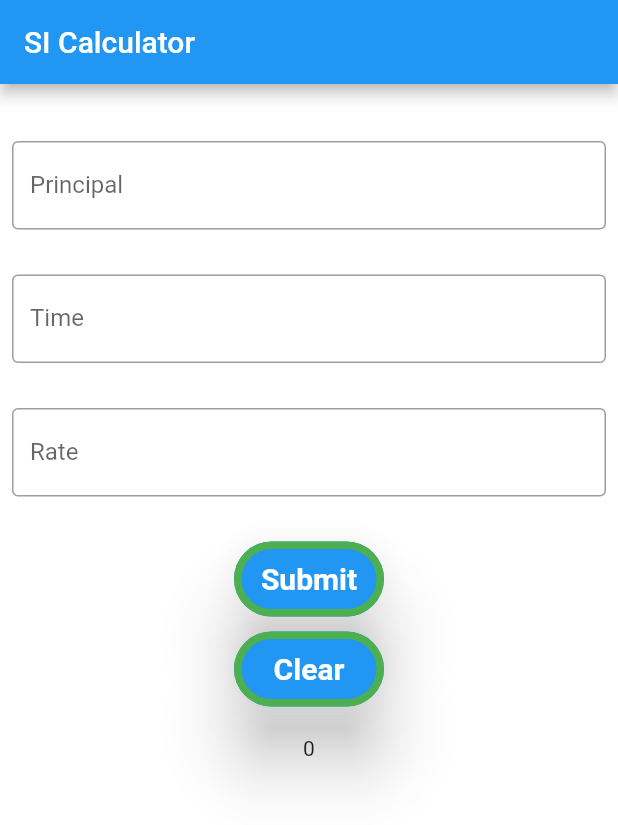
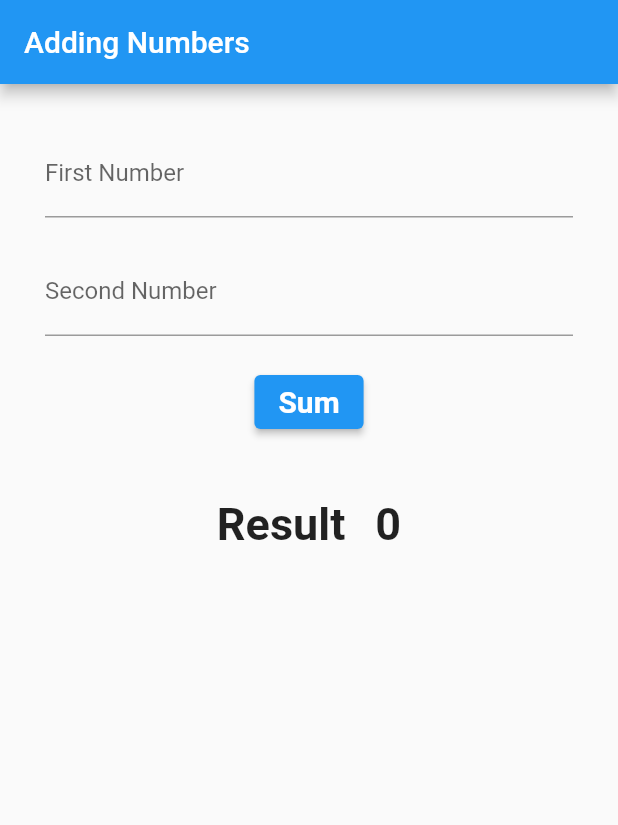
Before and after one commit to ajaypurbe/Flutter, a Flutter app: the screen it shows after launch, on a phone screen of 412 x 824 dp. Shown: the top 825 px of the screen. Run offline on Flutter 3.47's test engine with Material 2 defaults, Android fonts, the phone set to English and light mode, and no system bars.

Commit message:
add numbers

```diff
--- a/lib/main.dart
+++ b/lib/main.dart
@@ -1,5 +1,6 @@
 import 'package:flutter/material.dart';
-import 'package:si_calculator/screen/sicalculator.dart';
+import 'package:si_calculator/screen/addnumber.dart';
+//import 'package:si_calculator/screen/sicalculator.dart';
 
 void main() {
   runApp(MyApp());
@@ -11,7 +12,7 @@ class MyApp extends StatelessWidget {
   @override
   Widget build(BuildContext context) {
     return const MaterialApp(
-      home: SiCalculator(),
+      home: AddNumber(),
     );
   }
 }
--- /dev/null
+++ b/lib/screen/addnumber.dart
@@ -0,0 +1,110 @@
+import 'package:flutter/material.dart';
+
+class AddNumber extends StatefulWidget {
+  const AddNumber({Key? key}) : super(key: key);
+
+  @override
+  State<AddNumber> createState() => _AddNumberState();
+}
+
+class _AddNumberState extends State<AddNumber> {
+  TextEditingController firstnum = TextEditingController();
+  TextEditingController secondnum = TextEditingController();
+  String result = "0";
+//1.  Global key for form.
+  final _formkey = GlobalKey<FormState>();
+  @override
+  Widget build(BuildContext context) {
+    return Scaffold(
+      appBar: AppBar(
+        title: const Text('Adding Numbers'),
+      ),
+      body: SingleChildScrollView(
+        child: Padding(
+          padding: const EdgeInsets.all(30.0),
+          child: Form(
+            key: _formkey,
+            child: Column(
+              children: [
+                TextFormField(
+                  //2. textform field with validator logic
+                  validator: (value) {
+                    if (value == null || value.isEmpty) {
+                      return "field cannot be empty";
+                    }
+                    return null;
+                  },
+                  controller: firstnum,
+                  keyboardType: TextInputType.number,
+                  decoration: const InputDecoration(
+                    hintText: 'Enter the first number',
+                    labelText: 'First Number',
+                  ),
+                ),
+                const SizedBox(height: 20),
+                TextFormField(
+                  validator: (value) {
+                    if (value == null || value.isEmpty) {
+                      return "field cannot be empty";
+                    }
+                    return null;
+                  },
+                  controller: secondnum,
+                  keyboardType: TextInputType.number,
+                  decoration: const InputDecoration(
+                    hintText: 'Enter the second number',
+                    labelText: 'Second Number',
+                  ),
+                ),
+                const SizedBox(height: 20),
+                ElevatedButton(
+                  onPressed: () {
+                    //3. validate and submit(sum) the form using button.
+                    if (_formkey.currentState!.validate()) {
+                      setState(() {
+                        int sum = int.parse(firstnum.text) +
+                            int.parse(secondnum.text);
+                        result = sum.toString();
+                      });
+                    } else {
+                      ScaffoldMessenger.of(context).showSnackBar(
+                          const SnackBar(content: Text("Somtething wrong")));
+                    }
+                  },
+                  child: const Text("Sum"),
+                  style: TextButton.styleFrom(
+                    textStyle: const TextStyle(
+                      fontSize: 20,
+                      fontWeight: FontWeight.bold,
+                    ),
+                  ),
+                ),
+                const SizedBox(height: 40),
+                Row(
+                  mainAxisAlignment: MainAxisAlignment.center,
+                  children: [
+                    const Text(
+                      "Result",
+                      style: TextStyle(
+                        fontSize: 30,
+                        fontWeight: FontWeight.bold,
+                      ),
+                    ),
+                    const SizedBox(width: 20),
+                    Text(
+                      result,
+                      style: const TextStyle(
+                        fontSize: 30,
+                        fontWeight: FontWeight.bold,
+                      ),
+                    ),
+                  ],
+                ),
+              ],
+            ),
+          ),
+        ),
+      ),
+    );
+  }
+}
```
Also changed, not shown: pubspec.lock.
